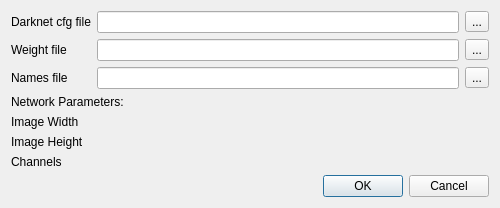
This is src/detection/detectorsetupdialog.ui in jveitchmichaelis/deeplabel as Qt 5 draws it before an edit. The edited form follows.
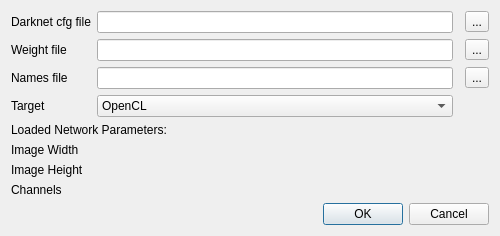
This is the edited form.

Commit message: add support for OpenCV DNN OpenCL target

Patch:
```diff
--- a/src/detection/detectorsetupdialog.ui
+++ b/src/detection/detectorsetupdialog.ui
@@ -22,6 +22,13 @@
   <layout class="QVBoxLayout" name="verticalLayout">
    <item>
     <layout class="QGridLayout" name="gridLayout">
+     <item row="3" column="0">
+      <widget class="QLabel" name="label_7">
+       <property name="text">
+        <string>Target</string>
+       </property>
+      </widget>
+     </item>
      <item row="1" column="0">
       <widget class="QLabel" name="label_2">
        <property name="text">
@@ -36,78 +43,82 @@
        </property>
       </widget>
      </item>
-     <item row="3" column="0" colspan="3">
+     <item row="4" column="0" colspan="4">
       <widget class="QLabel" name="label_5">
        <property name="text">
-        <string>Network Parameters:</string>
+        <string>Loaded Network Parameters:</string>
+       </property>
+      </widget>
+     </item>
+     <item row="0" column="3">
+      <widget class="QToolButton" name="cfgPathButton">
+       <property name="text">
+        <string>...</string>
        </property>
       </widget>
      </item>
      <item row="0" column="1">
       <widget class="QLineEdit" name="cfgPathLineEdit"/>
      </item>
-     <item row="0" column="2">
-      <widget class="QToolButton" name="cfgPathButton">
-       <property name="text">
-        <string>...</string>
-       </property>
-      </widget>
-     </item>
-     <item row="1" column="2">
-      <widget class="QToolButton" name="weightPathButton">
-       <property name="text">
-        <string>...</string>
-       </property>
-      </widget>
-     </item>
-     <item row="6" column="0">
-      <widget class="QLabel" name="label_6">
-       <property name="text">
-        <string>Channels</string>
-       </property>
-      </widget>
-     </item>
      <item row="1" column="1">
       <widget class="QLineEdit" name="weightPathLineEdit"/>
      </item>
+     <item row="7" column="0">
+      <widget class="QLabel" name="label_6">
+       <property name="text">
+        <string>Channels</string>
+       </property>
+      </widget>
+     </item>
+     <item row="1" column="3">
+      <widget class="QToolButton" name="weightPathButton">
+       <property name="text">
+        <string>...</string>
+       </property>
+      </widget>
+     </item>
+     <item row="6" column="1">
+      <widget class="QLabel" name="imageHeightLabel">
+       <property name="text">
+        <string/>
+       </property>
+      </widget>
+     </item>
      <item row="5" column="0">
+      <widget class="QLabel" name="label_4">
+       <property name="text">
+        <string>Image Width</string>
+       </property>
+      </widget>
+     </item>
+     <item row="6" column="0">
       <widget class="QLabel" name="label_3">
        <property name="text">
         <string>Image Height</string>
        </property>
       </widget>
      </item>
-     <item row="4" column="1">
+     <item row="5" column="1">
       <widget class="QLabel" name="imageWidthLabel">
        <property name="text">
         <string/>
        </property>
       </widget>
      </item>
-     <item row="4" column="0">
-      <widget class="QLabel" name="label_4">
-       <property name="text">
-        <string>Image Width</string>
-       </property>
-      </widget>
-     </item>
-     <item row="6" column="1">
+     <item row="7" column="1">
       <widget class="QLabel" name="imageChannelsLabel">
        <property name="text">
         <string/>
        </property>
       </widget>
      </item>
-     <item row="5" column="1">
-      <widget class="QLabel" name="imageHeightLabel">
+     <item row="2" column="3">
+      <widget class="QToolButton" name="namesPathButton">
        <property name="text">
-        <string/>
+        <string>...</string>
        </property>
       </widget>
      </item>
-     <item row="2" column="1">
-      <widget class="QLineEdit" name="namesPathLineEdit"/>
-     </item>
      <item row="2" column="0">
       <widget class="QLabel" name="label_10">
        <property name="text">
@@ -115,11 +126,26 @@
        </property>
       </widget>
      </item>
-     <item row="2" column="2">
-      <widget class="QToolButton" name="namesPathButton">
-       <property name="text">
-        <string>...</string>
-       </property>
+     <item row="2" column="1">
+      <widget class="QLineEdit" name="namesPathLineEdit"/>
+     </item>
+     <item row="3" column="1">
+      <widget class="QComboBox" name="targetComboBox">
+       <item>
+        <property name="text">
+         <string>OpenCL</string>
+        </property>
+       </item>
+       <item>
+        <property name="text">
+         <string>OpenCL FP16</string>
+        </property>
+       </item>
+       <item>
+        <property name="text">
+         <string>CPU</string>
+        </property>
+       </item>
       </widget>
      </item>
     </layout>
```
The commit also changes 8 other files.
